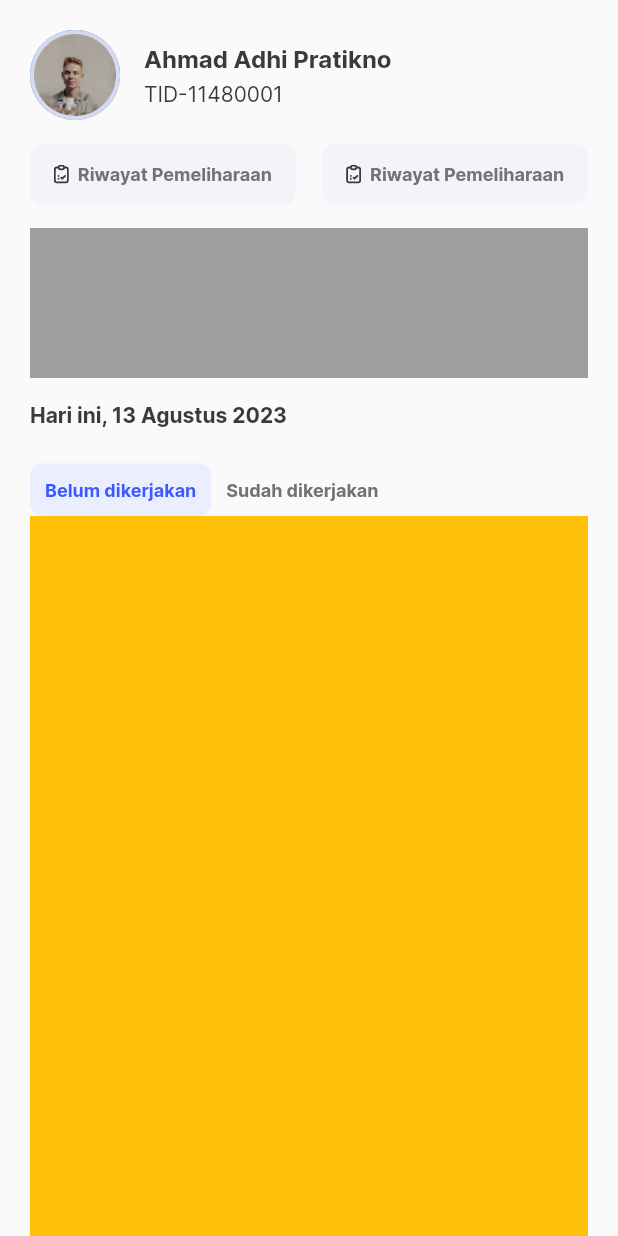
After one commit to framadhan99/PLTA-app, a Flutter app: the LandingPage screen opened directly, on a phone screen of 412 x 824 dp. The commit adds this screen. Run offline on Flutter 3.47's test engine with Material 2 defaults, Android fonts, the phone set to English and light mode, and no system bars; our stand-ins replace flutter_svg.

Commit message:
landing page

```diff
--- a/lib/config/asset_colors.dart
+++ b/lib/config/asset_colors.dart
@@ -9,4 +9,5 @@ class AssetColors {
   static const Color blueDark = Color(0xFF213FAB);
   static const Color colorButton = Color(0xFF3A5AFF);
   static const Color blue = Color(0xFF3A5AFF);
+  static const Color blueLight = Color(0xffEBEEFF);
 }
--- a/lib/config/asset_paths.dart
+++ b/lib/config/asset_paths.dart
@@ -1,6 +1,9 @@
 class AssetPaths {
   static const String icEye = "assets/icons/icEye.svg";
   static const String icLocation = "assets/icons/icLocation.svg";
+  static const String icSetting = "assets/icons/icSetting.svg";
+  static const String icRiwayat = "assets/icons/icRiwayat.svg";
 
   static const String imgMesin = "assets/images/mesin.png";
+  static const String imgProfile = "assets/images/imgProfile.png";
 }
--- a/lib/pages/dashboard_page.dart
+++ b/lib/pages/dashboard_page.dart
@@ -2,6 +2,7 @@ import 'package:flutter/material.dart';
 import 'package:plta_app/config/asset_style.dart';
 import 'package:plta_app/pages/daftar_komponen_page.dart';
 import 'package:plta_app/pages/daftar_sub_komponen_page.dart';
+import 'package:plta_app/pages/landing_page.dart';
 import 'package:plta_app/pages/login_page.dart';
 
 class DashboardPage extends StatelessWidget {
@@ -13,6 +14,7 @@ class DashboardPage extends StatelessWidget {
       [LoginPage(), 'Login'],
       [DaftarKomponenPage(), 'Daftar komponen'],
       [DaftarSubKomponenPage(), 'Daftar  Sub komponen'],
+      [LandingPage(), 'Landing'],
     ];
     return Scaffold(
       body: ListView.builder(
--- /dev/null
+++ b/lib/pages/landing_page.dart
@@ -0,0 +1,168 @@
+import 'package:flutter/material.dart';
+import 'package:flutter_svg/flutter_svg.dart';
+import 'package:plta_app/config/asset_colors.dart';
+import 'package:plta_app/config/asset_paths.dart';
+import 'package:plta_app/config/asset_style.dart';
+import 'package:plta_app/config/ui_helper.dart';
+import 'package:plta_app/widgets/card/card_grey.dart';
+import 'package:plta_app/widgets/chip/chip_primary.dart';
+
+class LandingPage extends StatefulWidget {
+  const LandingPage({super.key});
+
+  @override
+  State<LandingPage> createState() => _LandingPageState();
+}
+
+class _LandingPageState extends State<LandingPage> {
+  List chip = [
+    [
+      true,
+      'Belum dikerjakan',
+    ],
+    [
+      false,
+      'Sudah dikerjakan',
+    ],
+  ];
+
+  List<Widget> tab = [
+    const Text(
+      'Messages',
+    ),
+    const Text(
+      'Details',
+    ),
+    const Text(
+      'Help',
+    ),
+  ];
+  @override
+  Widget build(BuildContext context) {
+    return Scaffold(
+      body: SafeArea(
+        child: SingleChildScrollView(
+          padding: EdgeInsets.symmetric(horizontal: 20),
+          child: Column(
+            crossAxisAlignment: CrossAxisAlignment.start,
+            children: [
+              verticalSpace(20),
+              Row(
+                children: [
+                  CircleAvatar(
+                    radius: 30,
+                    child: Image.asset(AssetPaths.imgProfile),
+                  ),
+                  horizontalSpace(16),
+                  Column(
+                    crossAxisAlignment: CrossAxisAlignment.start,
+                    children: [
+                      Text(
+                        'Ahmad Adhi Pratikno',
+                        style: AssetStyle.bigTitle.copyWith(fontSize: 16),
+                      ),
+                      verticalSpace(6),
+                      Text(
+                        'TID-11480001',
+                        style: AssetStyle.primaryText.copyWith(fontSize: 14),
+                      )
+                    ],
+                  ),
+                ],
+              ),
+              verticalSpace(16),
+              Row(
+                children: [
+                  CardGrey(
+                    padding: EdgeInsets.all(0),
+                    height: 40,
+                    width: screenWidthPercentage(context) * 0.43,
+                    child: Row(
+                      mainAxisAlignment: MainAxisAlignment.center,
+                      children: [
+                        SvgPicture.asset(
+                          AssetPaths.icRiwayat,
+                          width: 10,
+                        ),
+                        horizontalSpace(6),
+                        Text(
+                          'Riwayat Pemeliharaan',
+                          style: AssetStyle.desText.copyWith(
+                            fontSize: 12,
+                            fontWeight: FontWeight.w600,
+                          ),
+                        )
+                      ],
+                    ),
+                  ),
+                  Spacer(),
+                  CardGrey(
+                    padding: EdgeInsets.all(0),
+                    height: 40,
+                    width: screenWidthPercentage(context) * 0.43,
+                    child: Row(
+                      mainAxisAlignment: MainAxisAlignment.center,
+                      children: [
+                        SvgPicture.asset(
+                          AssetPaths.icRiwayat,
+                          width: 10,
+                        ),
+                        horizontalSpace(6),
+                        Text(
+                          'Riwayat Pemeliharaan',
+                          style: AssetStyle.desText.copyWith(
+                            fontSize: 12,
+                            fontWeight: FontWeight.w600,
+                          ),
+                        )
+                      ],
+                    ),
+                  )
+                ],
+              ),
+              verticalSpace(16),
+              Container(
+                height: 100,
+                decoration: BoxDecoration(color: Colors.grey),
+              ),
+              verticalSpace(16),
+              Text(
+                'Hari ini, 13 Agustus 2023',
+                style: AssetStyle.bigTitle.copyWith(
+                  fontSize: 14,
+                ),
+              ),
+              verticalSpace(24),
+              Row(
+                children: [
+                  ChipPrimary(
+                    active: chip[0][0],
+                    onTap: () {
+                      setState(() {
+                        chip[0][0] = !chip[0][0];
+                      });
+                    },
+                    label: chip[0][1],
+                  ),
+                  ChipPrimary(
+                    active: chip[1][0],
+                    onTap: () {
+                      setState(() {
+                        chip[1][0] = !chip[1][0];
+                      });
+                    },
+                    label: chip[1][1],
+                  ),
+                ],
+              ),
+              Container(
+                height: screenHeight(context),
+                decoration: BoxDecoration(color: Colors.amber),
+              ),
+            ],
+          ),
+        ),
+      ),
+    );
+  }
+}
--- /dev/null
+++ b/lib/widgets/chip/chip_primary.dart
@@ -0,0 +1,37 @@
+import 'package:flutter/material.dart';
+
+import 'package:plta_app/config/asset_colors.dart';
+import 'package:plta_app/config/asset_style.dart';
+
+class ChipPrimary extends StatelessWidget {
+  const ChipPrimary({
+    Key? key,
+    required this.active,
+    required this.label,
+    this.onTap,
+  }) : super(key: key);
+
+  final bool active;
+  final String label;
+  final Function()? onTap;
+
+  @override
+  Widget build(BuildContext context) {
+    return GestureDetector(
+      onTap: onTap,
+      child: Container(
+          padding: EdgeInsets.all(10),
+          decoration: BoxDecoration(
+              color: active ? AssetColors.blueLight : null,
+              borderRadius: BorderRadius.circular(8)),
+          alignment: Alignment.center,
+          child: Text(
+            label,
+            style: AssetStyle.desText.copyWith(
+                fontSize: 12,
+                fontWeight: FontWeight.w600,
+                color: active ? AssetColors.blue : AssetColors.greyLight),
+          )),
+    );
+  }
+}
```
Also changed, not shown: assets/icons/icRiwayat.svg (added), assets/icons/icSetting.svg (added), assets/images/imgProfile.png (added).
